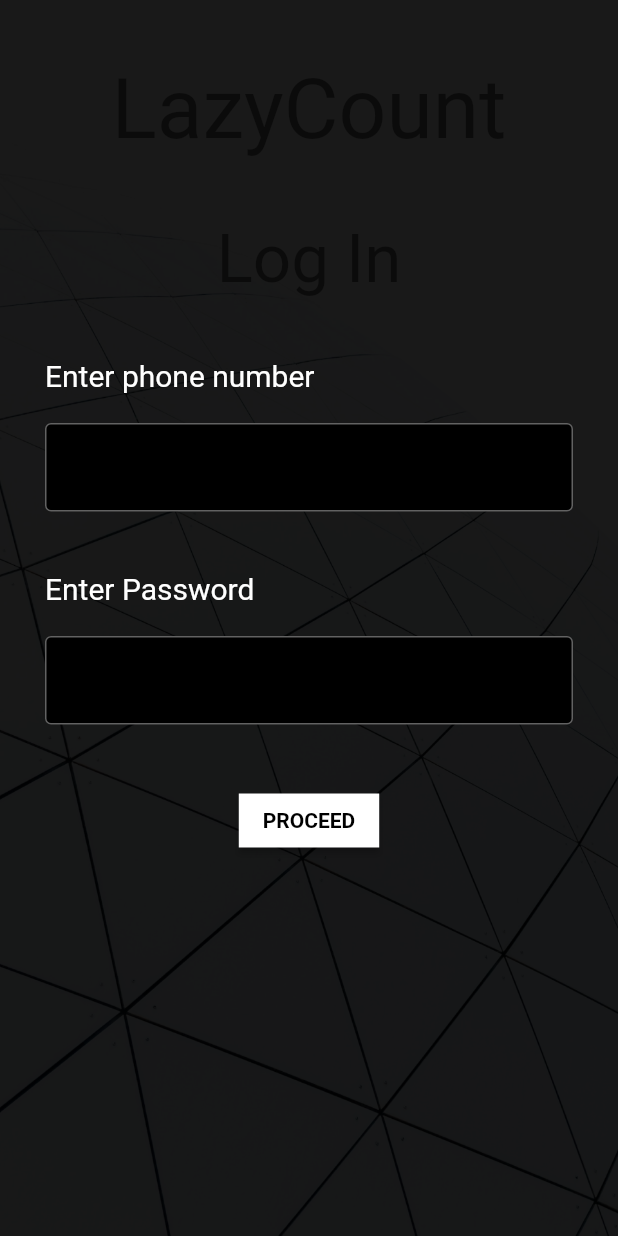
After one commit to subrata731215/practic_widget_final, a Flutter app: the MyHomePage screen opened directly, on a phone screen of 412 x 824 dp. The commit adds this screen. Run offline on Flutter 3.47's test engine with Material 2 defaults, Android fonts, the phone set to English and light mode, and no system bars; our stand-ins replace shared_preferences; missing offline and left inert: reactiv; accounts and stored records are empty.

Commit message:
new test.rahul app merge

```diff
--- /dev/null
+++ b/lib/widget_practice/textField_6/test.rahul.dart
@@ -0,0 +1,139 @@
+import 'package:flutter/material.dart';
+
+class MyTest extends StatelessWidget {
+  const MyTest({super.key});
+
+  @override
+  Widget build(BuildContext context) {
+    return MaterialApp(
+      title: 'Flutter Demo',
+      theme: ThemeData(
+          primarySwatch: Colors.blue,
+          textTheme: const TextTheme(
+            displayMedium: TextStyle(
+                color: Colors.white, fontSize: 40, fontWeight: FontWeight.bold),
+            displaySmall: TextStyle(
+                color: Colors.white, fontSize: 20, fontWeight: FontWeight.bold),
+          )),
+      home: const MyHomePage(),
+    );
+  }
+}
+
+class MyHomePage extends StatelessWidget {
+  const MyHomePage({Key? key}) : super(key: key);
+
+  @override
+  Widget build(BuildContext context) {
+    return SafeArea(
+      child: Scaffold(
+        resizeToAvoidBottomInset: false,
+        body: Container(
+          decoration: BoxDecoration(
+              image: DecorationImage(
+                  fit: BoxFit.cover,
+                  colorFilter: ColorFilter.mode(
+                      Colors.black.withOpacity(0.90), BlendMode.darken),
+                  image: const AssetImage(
+                    'assets/back.png',
+                  ))),
+          child: Column(
+            children: [
+              sizedBoxH40,
+              Text(
+                'LazyCount',
+                style: Theme.of(context).textTheme.displayMedium,
+              ),
+              sizedBoxH40,
+              Text(
+                'Log In',
+                style: Theme.of(context).textTheme.displaySmall,
+              ),
+              sizedBoxH40,
+              Center(
+                child: Container(
+                  // width: 320,
+                  padding: const EdgeInsets.only(left: 30, right: 30),
+                  child: Column(
+                    crossAxisAlignment: CrossAxisAlignment.start,
+                    children: [
+                      const Text(
+                        'Enter phone number',
+                        style: TextStyle(fontSize: 20, color: Colors.white),
+                      ),
+                      sizedBoxH20,
+                      const TextFormFieldWidget(
+                        prefix: '91  ',
+                      ),
+                      sizedBoxH40,
+                      const Text(
+                        'Enter Password',
+                        style: TextStyle(fontSize: 20, color: Colors.white),
+                      ),
+                      sizedBoxH20,
+                      const TextFormFieldWidget(
+                        prefix: '@ ',
+                      ),
+                      sizedBoxH40,
+                      Center(
+                        child: ElevatedButton(
+                            style: const ButtonStyle(
+                              shape: MaterialStatePropertyAll(
+                                  RoundedRectangleBorder()),
+                              backgroundColor:
+                                  MaterialStatePropertyAll(Colors.white),
+                            ),
+                            onPressed: () {},
+                            child: const Text(
+                              'PROCEED',
+                              style: TextStyle(
+                                  color: Colors.black,
+                                  fontWeight: FontWeight.bold),
+                            )),
+                      )
+                    ],
+                  ),
+                ),
+              )
+            ],
+          ),
+        ),
+      ),
+    );
+  }
+}
+
+class TextFormFieldWidget extends StatelessWidget {
+  final String prefix;
+
+  const TextFormFieldWidget({super.key, required this.prefix});
+
+  @override
+  Widget build(BuildContext context) {
+    return TextFormField(
+      style: const TextStyle(color: Colors.white),
+      decoration: InputDecoration(
+          prefixText: prefix,
+          prefixStyle: const TextStyle(color: Colors.white38),
+          filled: true,
+          fillColor: Colors.black,
+          enabledBorder: const OutlineInputBorder(
+            borderSide: BorderSide(
+              color: Colors.white38,
+            ),
+          ),
+          focusedBorder: const OutlineInputBorder(
+            borderSide: BorderSide(
+              color: Colors.white38,
+            ),
+          )),
+    );
+  }
+}
+
+SizedBox sizedBoxH40 = const SizedBox(
+  height: 40,
+);
+SizedBox sizedBoxH20 = const SizedBox(
+  height: 20,
+);
--- a/lib/widget_practice/textField_6/textfield_learn.dart
+++ b/lib/widget_practice/textField_6/textfield_learn.dart
@@ -1,5 +1,6 @@
 import 'package:flutter/material.dart';
 import 'package:practic/main.dart';
+import 'package:practic/widget_practice/textField_6/test.rahul.dart';
 
 void main() {
   runApp(const TextFieldLearn());
@@ -20,7 +21,7 @@ class _TextFieldLearnState extends State<TextFieldLearn> {
 
   @override
   Widget build(BuildContext context) {
-    return (MaterialApp(
+    return MaterialApp(
       home: Scaffold(
           appBar: AppBar(
             title: const Text('TextField'),
@@ -32,7 +33,7 @@ class _TextFieldLearnState extends State<TextFieldLearn> {
                   Navigator.pushNamed(context, Routes.randomNoGenerate);
                 },
                 icon: const Icon(Icons.arrow_forward),
-              )
+              ),
             ],
           ),
           body: SingleChildScrollView(
@@ -120,13 +121,21 @@ class _TextFieldLearnState extends State<TextFieldLearn> {
                         onPressed: () {},
                         child: const Text('LogIn'),
                       ),
-                      TextFormField(),
+                      ElevatedButton(
+                        onPressed: () {
+                          Navigator.push(
+                              context,
+                              MaterialPageRoute(
+                                  builder: (context) => const MyTest()));
+                        },
+                        child: const Text('Next Test Rahul'),
+                      ),
                     ],
                   ),
                 ),
               ),
             ),
           )),
-    ));
+    );
   }
 }
```
Also changed, not shown: assets/back.png (added).
